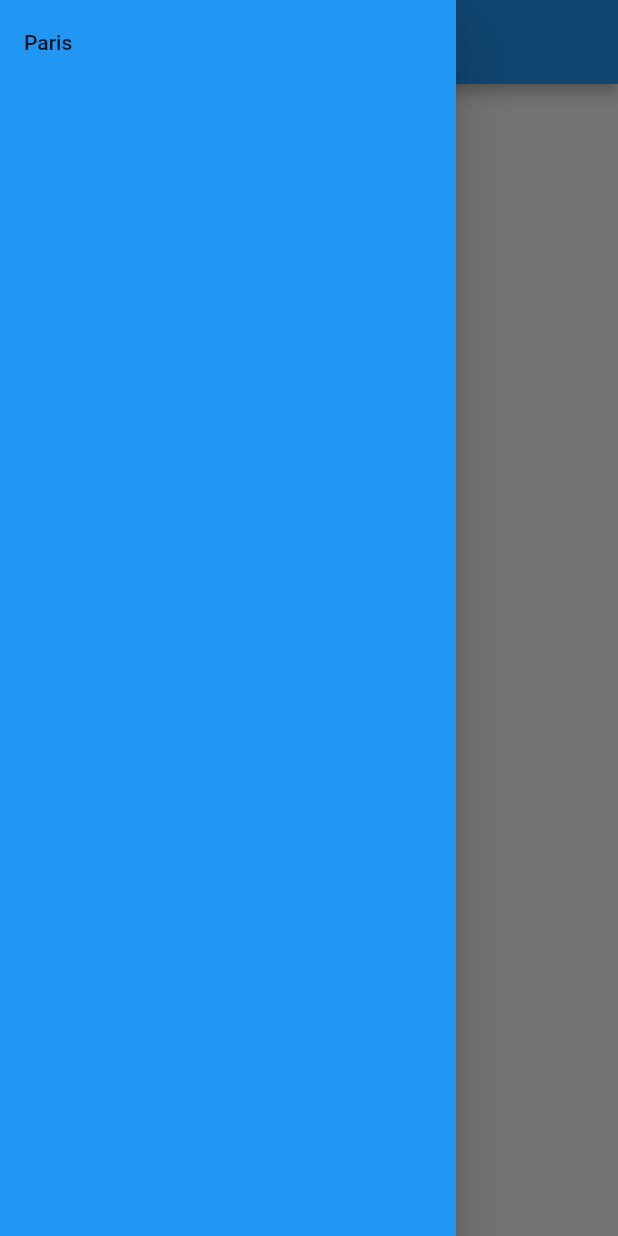
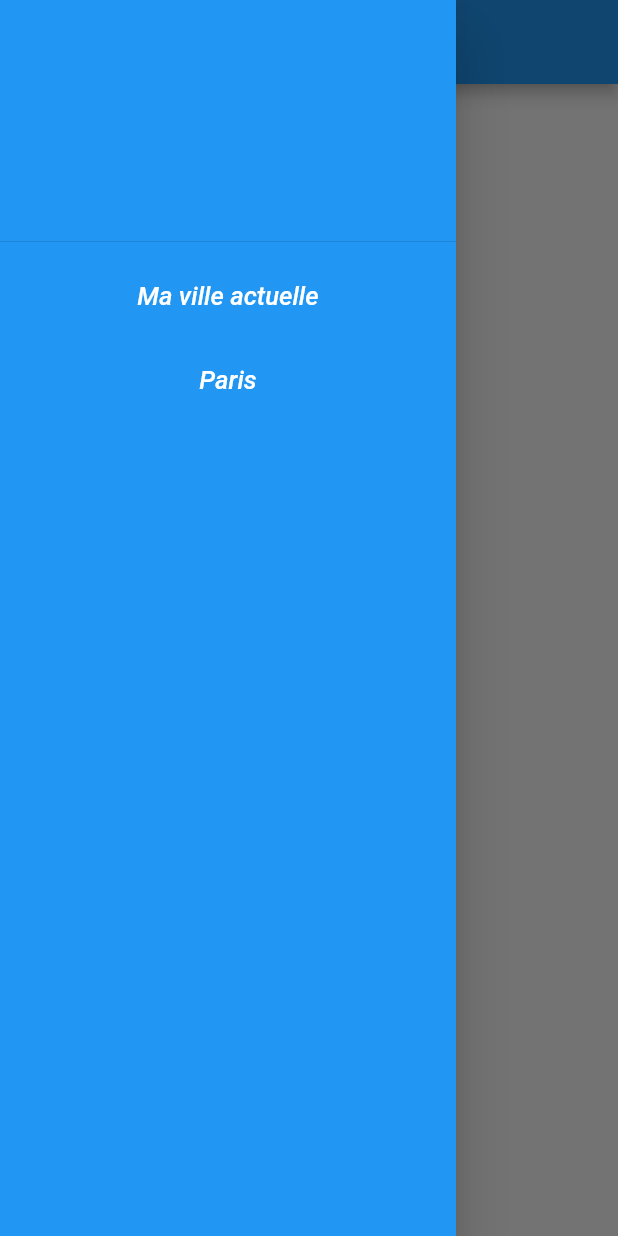
Before and after one commit to EvaWayJ/coda_meteo, a Flutter app: the screen it shows after launch, with the side drawer open, on a phone screen of 412 x 824 dp. Run offline on Flutter 3.47's test engine with Material 2 defaults, Android fonts, the phone set to English and light mode, and no system bars.

Commit message:
Ajout de text et refactorisation des elements

```diff
--- a/lib/main.dart
+++ b/lib/main.dart
@@ -26,8 +26,8 @@ class MyHomePage extends StatefulWidget {
 }
 
 class _MyHomePageState extends State<MyHomePage> {
-List<String> ville = ["Paris"];
-String vileChoisie = null;
+List<String> villes = ["Paris"];
+String villeChoisie = null;
   @override
   Widget build(BuildContext context) {
     return Scaffold(
@@ -39,24 +39,51 @@ String vileChoisie = null;
         child: new Container(
           color: Colors.blue,
           child: new ListView.builder(
-            itemCount: ville.length,
+            itemCount: villes.length + 2,
             itemBuilder: (context,i){
+              if(i == 0){
+                return DrawerHeader(
+
+                );
+              }else if (i==1){
                 return new ListTile(
-                title: new Text(ville[i]),
+                  title: textAvecStyle("Ma ville actuelle"),
                   onTap: (){
                     setState(() {
-                    vileChoisie= ville[i];
+                      villeChoisie=null;
                       Navigator.pop(context);
                     });
                   },
                 );
+              } else{
+                String ville = villes[i - 2];
+                return new ListTile(
+                  title: textAvecStyle(ville),
+                  onTap: (){
+                    setState(() {
+                      villeChoisie = ville;
+                      Navigator.pop(context);
+                    });
+                  },
+                );
+              }
             },
           ),
         ),
       ),
       body: Center(
-        child: new Text((vileChoisie==null)? "Ville actuelle": vileChoisie),
+        child: new Text((villeChoisie==null)? "Ville actuelle": villeChoisie),
       )
     );
   }
+
+  Text textAvecStyle(String data, {color: Colors.white, fontSize: 17.0, fontStyle: FontStyle.italic, textAlign : TextAlign.center}){
+    return new Text(data,
+      textAlign: textAlign,
+    style: new TextStyle(
+      fontSize: fontSize,
+      fontStyle: fontStyle,
+      color: color
+    ),);
   }
+}
```
Lines whose indentation alone changed are shown as unchanged.
